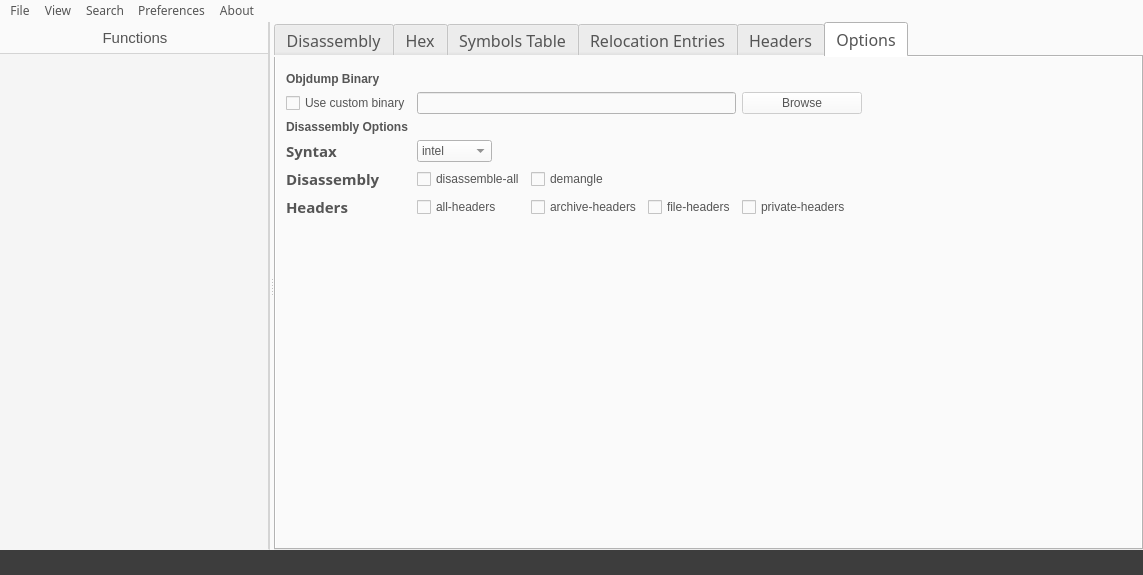
Old version of the form src/mainwindow.ui in the repository jubal-R/ObjGui.
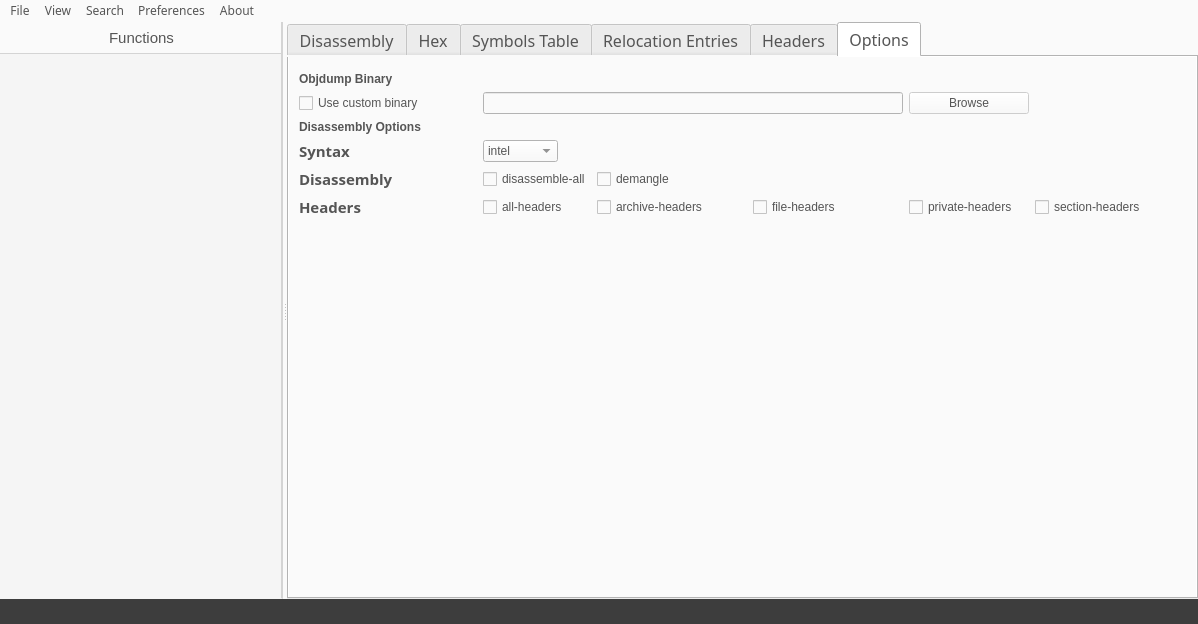
New version of the form. The open tabs and pages were chosen to show the change.

Commit message: added section headers option and header highlighter

Diff of the .ui file:
```diff
--- a/src/mainwindow.ui
+++ b/src/mainwindow.ui
@@ -6,8 +6,8 @@
    <rect>
     <x>0</x>
     <y>0</y>
-    <width>1143</width>
-    <height>575</height>
+    <width>1198</width>
+    <height>624</height>
    </rect>
   </property>
   <property name="font">
@@ -799,6 +799,26 @@
               </property>
              </widget>
             </item>
+            <item row="3" column="1">
+             <widget class="QComboBox" name="syntaxComboBox">
+              <property name="maximumSize">
+               <size>
+                <width>75</width>
+                <height>16777215</height>
+               </size>
+              </property>
+              <item>
+               <property name="text">
+                <string>intel</string>
+               </property>
+              </item>
+              <item>
+               <property name="text">
+                <string>att</string>
+               </property>
+              </item>
+             </widget>
+            </item>
             <item row="5" column="2">
              <widget class="QCheckBox" name="archiveHeadersCheckBox">
               <property name="maximumSize">
@@ -825,26 +845,6 @@
               </property>
              </widget>
             </item>
-            <item row="3" column="1">
-             <widget class="QComboBox" name="syntaxComboBox">
-              <property name="maximumSize">
-               <size>
-                <width>75</width>
-                <height>16777215</height>
-               </size>
-              </property>
-              <item>
-               <property name="text">
-                <string>intel</string>
-               </property>
-              </item>
-              <item>
-               <property name="text">
-                <string>att</string>
-               </property>
-              </item>
-             </widget>
-            </item>
             <item row="3" column="0">
              <widget class="QLabel" name="syntaxLabel">
               <property name="font">
@@ -942,19 +942,6 @@
               </property>
              </widget>
             </item>
-            <item row="3" column="4">
-             <spacer name="horizontalSpacer">
-              <property name="orientation">
-               <enum>Qt::Horizontal</enum>
-              </property>
-              <property name="sizeHint" stdset="0">
-               <size>
-                <width>40</width>
-                <height>20</height>
-               </size>
-              </property>
-             </spacer>
-            </item>
             <item row="6" column="0">
              <spacer name="verticalSpacer">
               <property name="orientation">
@@ -968,6 +955,19 @@
               </property>
              </spacer>
             </item>
+            <item row="5" column="5">
+             <widget class="QCheckBox" name="sectionHeadersCheckbox">
+              <property name="maximumSize">
+               <size>
+                <width>150</width>
+                <height>16777215</height>
+               </size>
+              </property>
+              <property name="text">
+               <string>section-headers</string>
+              </property>
+             </widget>
+            </item>
            </layout>
           </widget>
          </widget>
@@ -983,7 +983,7 @@
     <rect>
      <x>0</x>
      <y>0</y>
-     <width>1143</width>
+     <width>1198</width>
      <height>28</height>
     </rect>
    </property>
```
Left out of the diff: 14 changed lines with no effect on the pictures. The commit also changes 9 other files.
